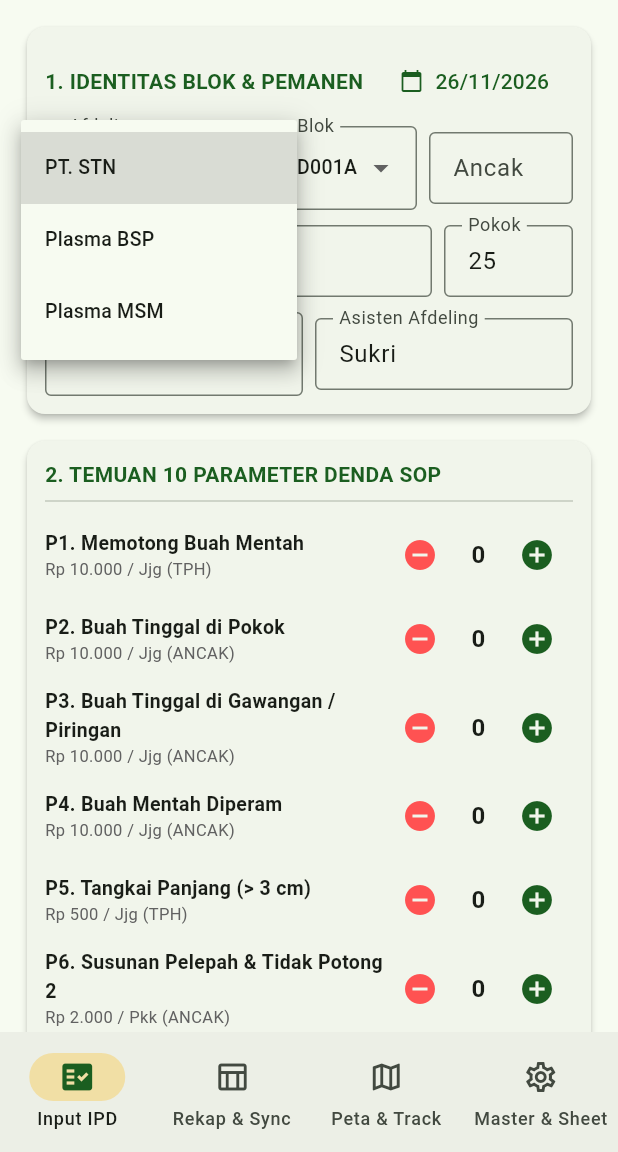
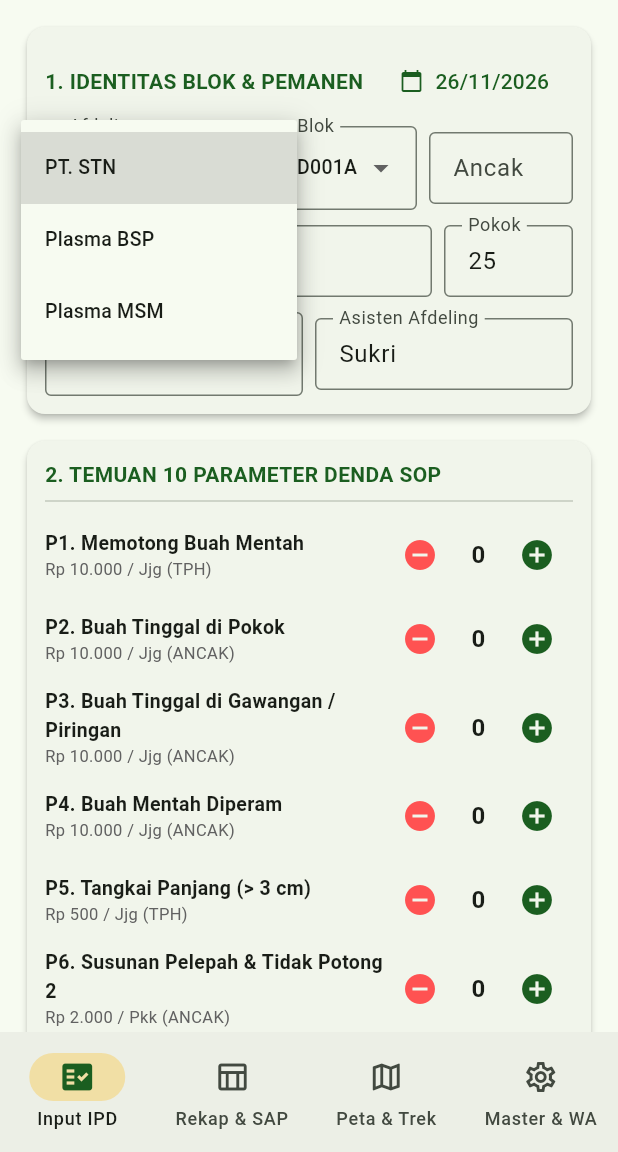
Before and after one commit to plasmamsmbsp-sudo/ipd-plasma-native, a Flutter app: the screen it shows after launch, after a tap on "PT. STN", on a phone screen of 412 x 824 dp, the part 84-1236 px from its top. Run offline on Flutter 3.47's test engine with Material 3 defaults, Android fonts, the phone set to English and light mode, and no system bars; our stand-ins replace file_picker, flutter_tts, geolocator, image_picker, share_plus, sqflite; missing offline and left inert: excel, pdfrx; accounts and stored records are empty; statements that could not run were skipped.

Commit message:
Update main.dart

```diff
--- a/lib/main.dart
+++ b/lib/main.dart
@@ -1,10 +1,9 @@
 import 'package:flutter/material.dart';
-import 'page_input.dart';
-import 'package:flutter/material.dart';
+import 'splash_logo.dart';
 import 'page_input.dart';
 import 'page_rekap.dart';
-import 'page_peta_master.dart';
-
+import 'page_peta.dart';
+import 'page_master.dart';
 
 void main() {
   WidgetsFlutterBinding.ensureInitialized();
@@ -32,7 +31,7 @@ class IpdPlasmaApp extends StatelessWidget {
           elevation: 2,
         ),
       ),
-      home: const MainNavigationScreen(),
+      home: const SplashScreenKencana(nextPage: MainNavigationScreen()),
     );
   }
 }
@@ -41,10 +40,10 @@ class MainNavigationScreen extends StatefulWidget {
   const MainNavigationScreen({super.key});
 
   @override
-  State<MainNavigationScreen> createState() => _MainNavigationScreenState();
+  State createState() => _MainNavigationScreenState();
 }
 
-class _MainNavigationScreenState extends State<MainNavigationScreen> {
+class _MainNavigationScreenState extends State {
   int _selectedIndex = 0;
 
   @override
@@ -71,17 +70,17 @@ class _MainNavigationScreenState extends State<MainNavigationScreen> {
           NavigationDestination(
             icon: Icon(Icons.table_chart_outlined),
             selectedIcon: Icon(Icons.table_chart, color: Color(0xFF1B5E20)),
-            label: 'Rekap & Sync',
+            label: 'Rekap & SAP',
           ),
           NavigationDestination(
             icon: Icon(Icons.map_outlined),
             selectedIcon: Icon(Icons.map, color: Color(0xFF1B5E20)),
-            label: 'Peta & Track',
+            label: 'Peta & Trek',
           ),
           NavigationDestination(
             icon: Icon(Icons.settings_outlined),
             selectedIcon: Icon(Icons.settings, color: Color(0xFF1B5E20)),
-            label: 'Master & Sheet',
+            label: 'Master & WA',
           ),
         ],
       ),
```
